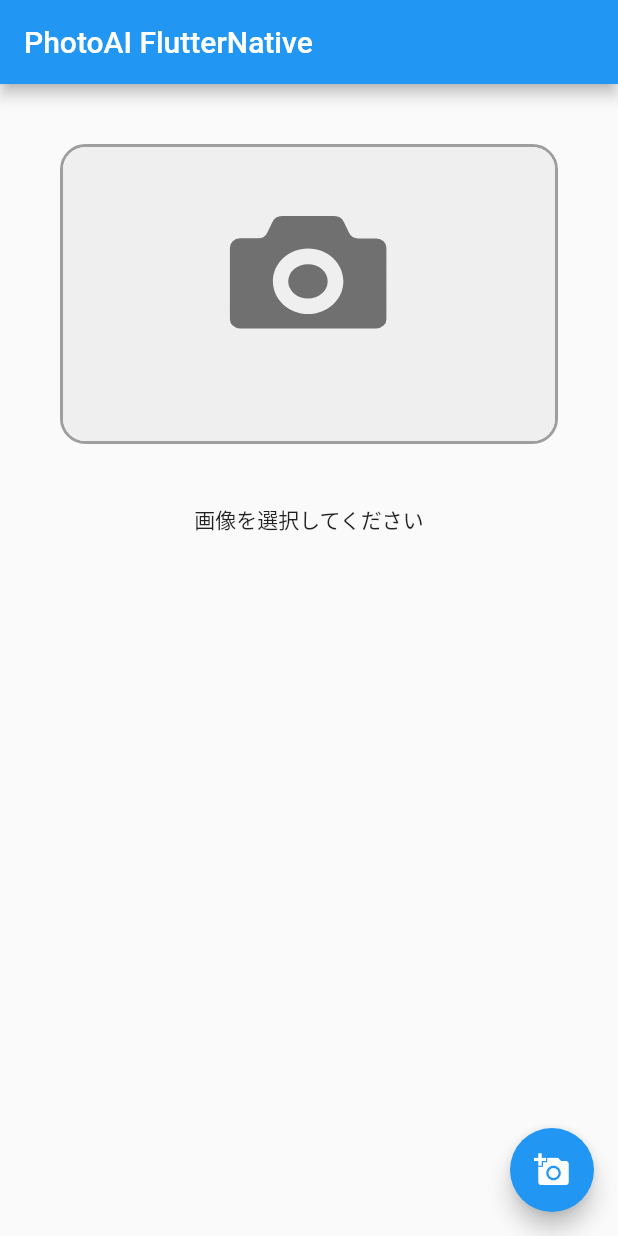
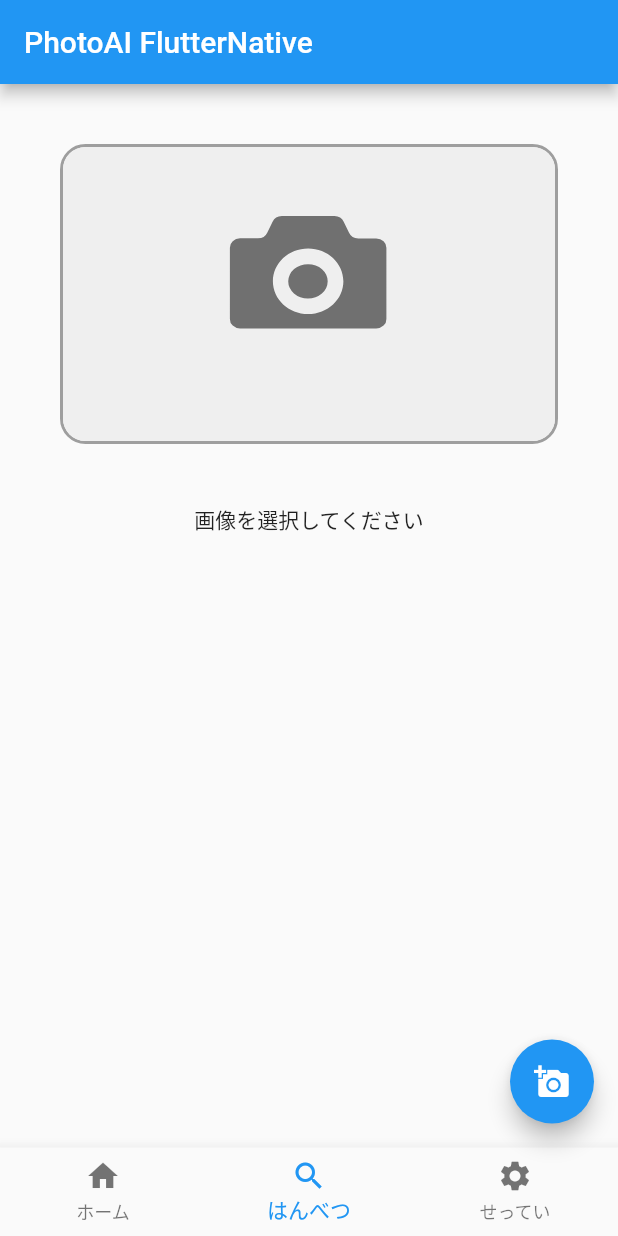
Before and after one commit to hogehogeBrav/PhotoAI_FlutterNative, a Flutter app: the MyHomePage screen opened directly, on a phone screen of 412 x 824 dp. Run offline on Flutter 3.47's test engine with Material 2 defaults, Android fonts, the phone set to English and light mode, and no system bars; our stand-ins replace flutter_svg, image_picker, shared_preferences; missing offline and left inert: flutter_overboard; accounts and stored records are empty.

Commit message:
[update] Tutorial design, add Navigation Tab bar

```diff
--- a/lib/main.dart
+++ b/lib/main.dart
@@ -4,7 +4,6 @@ import 'package:flutter/material.dart';
 import 'package:flutter_svg/flutter_svg.dart';
 import 'package:image_picker/image_picker.dart';
 import 'package:http/http.dart' as http;
-import 'package:flutter_overboard/flutter_overboard.dart';
 import 'package:shared_preferences/shared_preferences.dart';
 import 'dart:convert';
 
@@ -65,11 +64,19 @@ class _MyHomePageState extends State<MyHomePage> {
   late var decodeResult = null;
   final picker = ImagePicker();
 
+  int _selectedIndex = 1;
+
+  void _onItemTapped(int index) {
+    setState(() {
+      _selectedIndex = index;
+    });
+  }
+
   Future getImage() async {
     // gallery
-    final pickedFile = await picker.getImage(source: ImageSource.gallery);
+    // final pickedFile = await picker.pickImage(source: ImageSource.gallery);
     // camera
-    // final pickedFile = await picker.getImage(source: ImageSource.camera);
+    final pickedFile = await picker.pickImage(source: ImageSource.camera);
 
     setState(() {
       if (pickedFile != null) {
@@ -106,7 +113,6 @@ class _MyHomePageState extends State<MyHomePage> {
     } else {
       throw Exception('Failed to connect to API');
     }
-
     // print(decodeResult[0]['labels']);
   }
 
@@ -118,22 +124,97 @@ class _MyHomePageState extends State<MyHomePage> {
       appBar: AppBar(
         title: Text(widget.title),
       ),
-      body: Column(
-        children: [_imageArea(image), _textArea(image, decodeResult)],
-      ),
-      floatingActionButton: FloatingActionButton(
-        onPressed: getImage,
-        child: const Icon(Icons.add_a_photo),
+      // body: Column(
+      //   children: [_imageArea(image), _textArea(image, decodeResult)],
+      // ),
+      body: _bodyChange(_selectedIndex),
+      floatingActionButton: _selectedIndex == 1
+          ? FloatingActionButton(
+              onPressed: getImage,
+              child: const Icon(Icons.add_a_photo),
+            )
+          : null,
+      bottomNavigationBar: BottomNavigationBar(
+        currentIndex: _selectedIndex,
+        onTap: _onItemTapped,
+        items: const <BottomNavigationBarItem>[
+          BottomNavigationBarItem(
+            icon: Icon(Icons.home),
+            label: 'ホーム',
+          ),
+          BottomNavigationBarItem(
+            icon: Icon(Icons.search),
+            label: 'はんべつ',
+          ),
+          BottomNavigationBarItem(
+            icon: Icon(Icons.settings),
+            label: 'せってい',
+          ),
+        ],
       ),
     );
   }
 
+  Widget _bodyChange(int index) {
+    // if (index == 1) {
+    //   return _predict();
+    // } else {
+    //   return const Center(
+    //     child: Text("home"),
+    //   );
+    // }
+    switch (index) {
+      case 0:
+        return _homePage();
+      case 1:
+        return _predict();
+      default:
+        return _homePage();
+    }
+  }
+
+  // homepage
+  Widget _homePage() {
+    return Center(
+      child: Column(
+        mainAxisSize: MainAxisSize.min,
+        children: [
+          const Text(
+            "Home",
+            textAlign: TextAlign.center,
+          ),
+          ElevatedButton(
+            child: const Text('あそびかた'),
+            style: ElevatedButton.styleFrom(
+              primary: Colors.blue,
+              onPrimary: Colors.white,
+              shape: RoundedRectangleBorder(
+                borderRadius: BorderRadius.circular(10),
+              ),
+            ),
+            onPressed: () async {
+              final pref = await SharedPreferences.getInstance();
+              pref.setBool('isAlreadyFirstLaunch', false);
+              setState(() {});
+            },
+          ),
+        ],
+      ),
+    );
+  }
+
+  // predict
+  Widget _predict() {
+    return Column(
+        children: [_imageArea(image), _textArea(image, decodeResult)]);
+  }
+
   Widget _imageArea(image) {
     return Container(
-      alignment: Alignment(0.0, 0.0),
+      alignment: const Alignment(0.0, 0.0),
       height: 200,
       width: 400,
-      margin: EdgeInsets.all(40),
+      margin: const EdgeInsets.all(40),
       decoration: BoxDecoration(
           borderRadius: BorderRadius.circular(17),
           border: Border.all(width: 2, color: Colors.grey)),
@@ -158,9 +239,9 @@ class _MyHomePageState extends State<MyHomePage> {
 
   Widget _textArea(image, result) {
     if (image == null) {
-      return Text("画像を選択してください");
+      return const Text("画像を選択してください");
     } else if (result == null) {
-      return Text("判別中...");
+      return const Text("判別中...");
     } else {
       String percent =
           (double.parse(result[0]['results']) * 100).ceil().toString();
--- a/pubspec.yaml
+++ b/pubspec.yaml
@@ -29,7 +29,7 @@ environment:
 dependencies:
   flutter:
     sdk: flutter
-  image_picker: 0.7.5
+  image_picker: 0.8.5
   flutter_svg: 1.0.3
   http:
   flutter_overboard: 3.1.1
```
Also changed, not shown: lib/flutter_overboard_page.dart (+10 -4 lines), lib/homepage.dart (added, +31 -0 lines), pubspec.lock, 2 other files.
